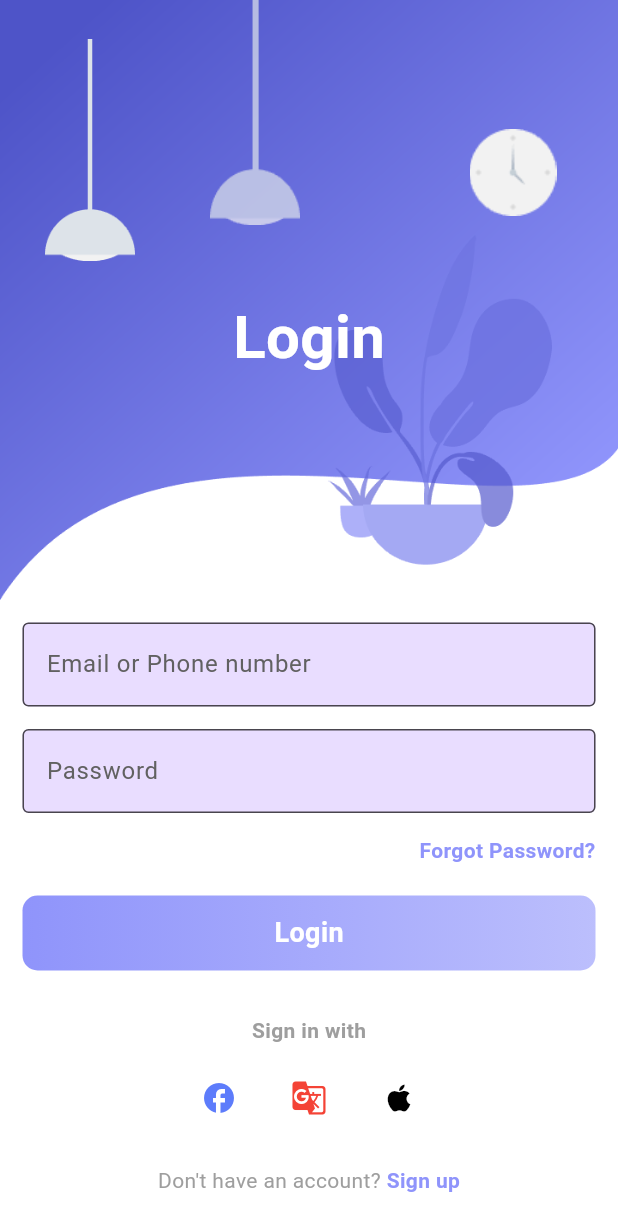
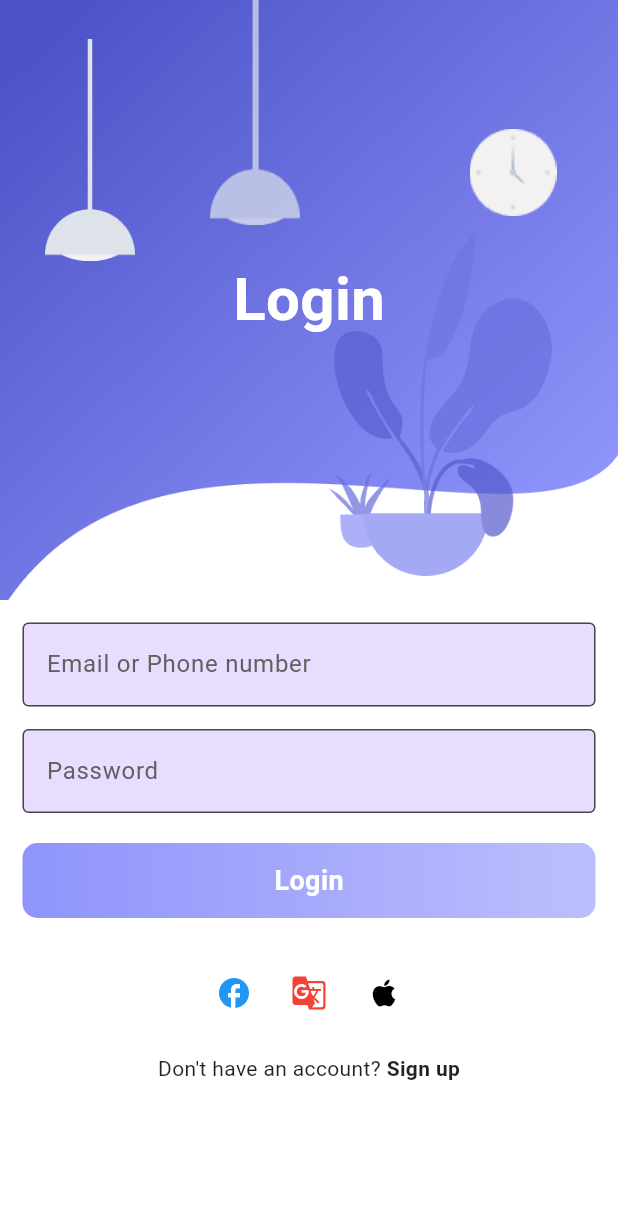
Before and after one commit to lailanabill/mobileproject, a Flutter app: the SignInPage screen opened by its route, on a phone screen of 412 x 824 dp. Shown: the top 1231 px of the screen. Run offline on Flutter 3.47's test engine with Material 3 defaults, Android fonts, the phone set to English and light mode, and no system bars; our stand-ins replace animate_do, file_picker, flutter_dotenv, permission_handler, speech_to_text, sqflite and 1 more; missing offline and left inert: animated_introduction, mailer; accounts and stored records are empty.

Commit message:
sign in mvc to widgets

```diff
--- a/reqbot/lib/main.dart
+++ b/reqbot/lib/main.dart
@@ -5,7 +5,7 @@ import 'package:flutter_dotenv/flutter_dotenv.dart'; // Added for dotenv functio
 import 'package:reqbot/screens/mail_page.dart';
 import 'package:reqbot/providers/favorites_provider.dart';
 import 'screens/record.dart';
-import 'screens/sign_in_page.dart';
+import 'views/screens/sign_in_page.dart';
 import 'screens/sign_up_page.dart';
 import 'views/screens/welcome_page.dart';
 import 'screens/home_screen.dart';
--- a/reqbot/lib/screens/sign_in_page.dart
+++ /dev/null
@@ -1,289 +0,0 @@
-import 'package:flutter/material.dart';
-import 'package:animate_do/animate_do.dart';
-import 'package:reqbot/controllers/signin_controller.dart';
-
-class SignInPage extends StatefulWidget {
-  const SignInPage({super.key});
-
-  @override
-  State<SignInPage> createState() => _SignInPageState();
-}
-
-class _SignInPageState extends State<SignInPage> {
-  final _formKey = GlobalKey<FormState>();
-  final SignInController controller = SignInController();
-
-  @override
-  Widget build(BuildContext context) {
-    return Scaffold(
-      resizeToAvoidBottomInset: true,
-      backgroundColor: Colors.white,
-      body: LayoutBuilder(
-        builder: (context, constraints) {
-          // For small screens, increase padding and margins
-          double padding = constraints.maxWidth < 600 ? 15.0 : 30.0;
-          double textSize = constraints.maxWidth < 600 ? 18.0 : 20.0;
-          double logoSize = constraints.maxWidth < 600 ? 60.0 : 100.0;
-
-          return SingleChildScrollView(
-            child: Column(
-              children: <Widget>[
-                _buildHeader(logoSize),
-                Padding(
-                  padding: EdgeInsets.all(padding),
-                  child: Form(
-                    key: _formKey,
-                    child: Column(
-                      children: <Widget>[
-                        _buildTextField(
-                          controller: controller.emailController,
-                          hintText: "Email or Phone number",
-                          validator: controller.validateEmail,
-                        ),
-                        SizedBox(height: 15),
-                        _buildTextField(
-                          controller: controller.passwordController,
-                          hintText: "Password",
-                          obscureText: true,
-                          validator: controller.validatePassword,
-                        ),
-                        SizedBox(height: 15),
-                        _buildForgotPassword(),
-                        SizedBox(height: 20),
-                        _buildLoginButton(context, textSize),
-                        SizedBox(height: 30),
-                        _buildSocialLoginOptions(),
-                        SizedBox(height: 20),
-                        _buildSignUpOption(context),
-                      ],
-                    ),
-                  ),
-                ),
-              ],
-            ),
-          );
-        },
-      ),
-    );
-  }
-
-  Widget _buildHeader(double logoSize) {
-    return Container(
-      height: 400,
-      decoration: BoxDecoration(
-        image: DecorationImage(
-          image: AssetImage('assets/images/background.png'),
-          fit: BoxFit.fill,
-        ),
-      ),
-      child: Stack(
-        children: <Widget>[
-          Positioned(
-            left: 30,
-            width: logoSize,
-            height: 200,
-            child: FadeInUp(
-              duration: Duration(seconds: 1),
-              child: Container(
-                decoration: BoxDecoration(
-                  image: DecorationImage(
-                    image: AssetImage('assets/images/light-1.png'),
-                  ),
-                ),
-              ),
-            ),
-          ),
-          Positioned(
-            left: 140,
-            width: logoSize,
-            height: 150,
-            child: FadeInUp(
-              duration: Duration(milliseconds: 1200),
-              child: Container(
-                decoration: BoxDecoration(
-                  image: DecorationImage(
-                    image: AssetImage('assets/images/light-2.png'),
-                  ),
-                ),
-              ),
-            ),
-          ),
-          Positioned(
-            right: 40,
-            top: 40,
-            width: logoSize,
-            height: 150,
-            child: FadeInUp(
-              duration: Duration(milliseconds: 1300),
-              child: Container(
-                decoration: BoxDecoration(
-                  image: DecorationImage(
-                    image: AssetImage('assets/images/clock.png'),
-                  ),
-                ),
-              ),
-            ),
-          ),
-          Positioned(
-            child: FadeInUp(
-              duration: Duration(milliseconds: 1600),
-              child: Container(
-                margin: EdgeInsets.only(top: 50),
-                child: Center(
-                  child: Text(
-                    "Login",
-                    style: TextStyle(
-                      color: Colors.white,
-                      fontSize: 40,
-                      fontWeight: FontWeight.bold,
-                    ),
-                  ),
-                ),
-              ),
-            ),
-          ),
-        ],
-      ),
-    );
-  }
-
-  Widget _buildTextField({
-    required TextEditingController controller,
-    required String hintText,
-    bool obscureText = false,
-    String? Function(String?)? validator,
-  }) {
-    return TextFormField(
-      controller: controller,
-      obscureText: obscureText,
-      decoration: InputDecoration(
-        hintText: hintText,
-        border: OutlineInputBorder(),
-        hintStyle: TextStyle(color: Colors.grey[700]),
-      ),
-      validator: validator,
-    );
-  }
-
-  Widget _buildForgotPassword() {
-    return GestureDetector(
-      onTap: () {
-        // Implement Forgot Password logic
-      },
-      child: Align(
-        alignment: Alignment.centerRight,
-        child: Text(
-          "Forgot Password?",
-          style: TextStyle(
-            color: Color.fromRGBO(143, 148, 251, 1),
-            fontWeight: FontWeight.bold,
-          ),
-        ),
-      ),
-    );
-  }
-
-  Widget _buildLoginButton(BuildContext context, double textSize) {
-    return GestureDetector(
-      onTap: () {
-        if (_formKey.currentState?.validate() ?? false) {
-          controller.login(context);
-        }
-      },
-      child: Container(
-        height: 50,
-        decoration: BoxDecoration(
-          borderRadius: BorderRadius.circular(10),
-          gradient: LinearGradient(
-            colors: [
-              Color.fromRGBO(143, 148, 251, 1),
-              Color.fromRGBO(143, 148, 251, .6),
-            ],
-          ),
-        ),
-        child: Center(
-          child: Text(
-            "Login",
-            style: TextStyle(
-              color: Colors.white,
-              fontWeight: FontWeight.bold,
-              fontSize: textSize, // Responsive text size
-            ),
-          ),
-        ),
-      ),
-    );
-  }
-
-  Widget _buildSocialLoginOptions() {
-    return Column(
-      children: [
-        Text(
-          "Sign in with",
-          style: TextStyle(
-            color: Colors.grey,
-            fontWeight: FontWeight.bold,
-          ),
-        ),
-        SizedBox(height: 10),
-        Row(
-          mainAxisAlignment: MainAxisAlignment.center,
-          children: [
-            CircleAvatar(
-              radius: 25,
-              backgroundColor: Colors.white,
-              child: Icon(
-                Icons.facebook,
-                color: Color(0xFF5D7CFB),
-              ),
-            ),
-            SizedBox(width: 10),
-            CircleAvatar(
-              radius: 25,
-              backgroundColor: Colors.white,
-              child: Icon(
-                Icons.g_translate,
-                color: Colors.red,
-              ),
-            ),
-            SizedBox(width: 10),
-            CircleAvatar(
-              radius: 25,
-              backgroundColor: Colors.white,
-              child: Icon(
-                Icons.apple,
-                color: Colors.black,
-              ),
-            ),
-          ],
-        ),
-      ],
-    );
-  }
-
-  Widget _buildSignUpOption(BuildContext context) {
-    return GestureDetector(
-      onTap: () {
-        Navigator.pushNamed(context, '/sign-up');
-      },
-      child: Text.rich(
-        TextSpan(
-          text: "Don't have an account? ",
-          style: TextStyle(
-            color: Colors.grey,
-            fontSize: 14,
-          ),
-          children: [
-            TextSpan(
-              text: "Sign up",
-              style: TextStyle(
-                color: Color.fromRGBO(143, 148, 251, 1),
-                fontWeight: FontWeight.bold,
-              ),
-            ),
-          ],
-        ),
-      ),
-    );
-  }
-}
--- a/reqbot/lib/services/auth/auth_gate.dart
+++ b/reqbot/lib/services/auth/auth_gate.dart
@@ -1,6 +1,6 @@
 import 'package:flutter/material.dart';
 import 'package:reqbot/screens/home_screen.dart';
-import 'package:reqbot/screens/sign_in_page.dart';
+import 'package:reqbot/views/screens/sign_in_page.dart';
 import 'package:supabase_flutter/supabase_flutter.dart';
 
 class AuthGate extends StatelessWidget {
--- /dev/null
+++ b/reqbot/lib/views/screens/sign_in_page.dart
@@ -0,0 +1,71 @@
+import 'package:flutter/material.dart';
+import 'package:reqbot/controllers/signin_controller.dart';
+import '../widgets/sign_in_header.dart';
+import '../widgets/custom_text_field.dart';
+import '../widgets/login_button.dart';
+import '../widgets/social_login_buttons.dart';
+import '../widgets/sign_up_option.dart';
+
+class SignInPage extends StatefulWidget {
+  const SignInPage({super.key});
+
+  @override
+  State<SignInPage> createState() => _SignInPageState();
+}
+
+class _SignInPageState extends State<SignInPage> {
+  final _formKey = GlobalKey<FormState>();
+  final SignInController controller = SignInController();
+
+  @override
+  Widget build(BuildContext context) {
+    return Scaffold(
+      backgroundColor: Colors.white,
+      body: LayoutBuilder(
+        builder: (context, constraints) {
+          final double padding = constraints.maxWidth < 600 ? 15.0 : 30.0;
+          final double logoSize = constraints.maxWidth < 600 ? 60.0 : 100.0;
+
+          return SingleChildScrollView(
+            child: Column(
+              children: [
+                SignInHeader(logoSize: logoSize),
+                Padding(
+                  padding: EdgeInsets.all(padding),
+                  child: Form(
+                    key: _formKey,
+                    child: Column(
+                      children: [
+                        CustomTextField(
+                          controller: controller.emailController,
+                          hintText: "Email or Phone number",
+                          validator: controller.validateEmail,
+                        ),
+                        const SizedBox(height: 15),
+                        CustomTextField(
+                          controller: controller.passwordController,
+                          hintText: "Password",
+                          obscureText: true,
+                          validator: controller.validatePassword,
+                        ),
+                        const SizedBox(height: 20),
+                        LoginButton(
+                          formKey: _formKey,
+                          controller: controller,
+                        ),
+                        const SizedBox(height: 30),
+                        const SocialLoginButtons(),
+                        const SizedBox(height: 20),
+                        const SignUpOption(),
+                      ],
+                    ),
+                  ),
+                ),
+              ],
+            ),
+          );
+        },
+      ),
+    );
+  }
+}
--- /dev/null
+++ b/reqbot/lib/views/widgets/custom_text_field.dart
@@ -0,0 +1,30 @@
+import 'package:flutter/material.dart';
+
+class CustomTextField extends StatelessWidget {
+  final TextEditingController controller;
+  final String hintText;
+  final bool obscureText;
+  final String? Function(String?)? validator;
+
+  const CustomTextField({
+    Key? key,
+    required this.controller,
+    required this.hintText,
+    this.obscureText = false,
+    this.validator,
+  }) : super(key: key);
+
+  @override
+  Widget build(BuildContext context) {
+    return TextFormField(
+      controller: controller,
+      obscureText: obscureText,
+      decoration: InputDecoration(
+        hintText: hintText,
+        border: const OutlineInputBorder(),
+        hintStyle: TextStyle(color: Colors.grey[700]),
+      ),
+      validator: validator,
+    );
+  }
+}
--- /dev/null
+++ b/reqbot/lib/views/widgets/login_button.dart
@@ -0,0 +1,46 @@
+import 'package:flutter/material.dart';
+import 'package:reqbot/controllers/signin_controller.dart';
+
+class LoginButton extends StatelessWidget {
+  final GlobalKey<FormState> formKey;
+  final SignInController controller;
+
+  const LoginButton({
+    Key? key,
+    required this.formKey,
+    required this.controller,
+  }) : super(key: key);
+
+  @override
+  Widget build(BuildContext context) {
+    return GestureDetector(
+      onTap: () {
+        if (formKey.currentState?.validate() ?? false) {
+          controller.login(context);
+        }
+      },
+      child: Container(
+        height: 50,
+        decoration: BoxDecoration(
+          borderRadius: BorderRadius.circular(10),
+          gradient: const LinearGradient(
+            colors: [
+              Color.fromRGBO(143, 148, 251, 1),
+              Color.fromRGBO(143, 148, 251, .6),
+            ],
+          ),
+        ),
+        child: const Center(
+          child: Text(
+            "Login",
+            style: TextStyle(
+              color: Colors.white,
+              fontWeight: FontWeight.bold,
+              fontSize: 18, // Responsive text size if needed
+            ),
+          ),
+        ),
+      ),
+    );
+  }
+}
--- /dev/null
+++ b/reqbot/lib/views/widgets/sign_in_header.dart
@@ -0,0 +1,65 @@
+import 'package:flutter/material.dart';
+import 'package:animate_do/animate_do.dart';
+
+class SignInHeader extends StatelessWidget {
+  final double logoSize;
+
+  const SignInHeader({Key? key, required this.logoSize}) : super(key: key);
+
+  @override
+  Widget build(BuildContext context) {
+    return Container(
+      height: 400,
+      decoration: const BoxDecoration(
+        image: DecorationImage(
+          image: AssetImage('assets/images/background.png'),
+          fit: BoxFit.cover,
+        ),
+      ),
+      child: Stack(
+        children: [
+          Positioned(
+            left: 30,
+            width: logoSize,
+            height: 200,
+            child: FadeInUp(
+              child: Image.asset('assets/images/light-1.png'),
+            ),
+          ),
+          Positioned(
+            left: 140,
+            width: logoSize,
+            height: 150,
+            child: FadeInUp(
+              delay: const Duration(milliseconds: 200),
+              child: Image.asset('assets/images/light-2.png'),
+            ),
+          ),
+          Positioned(
+            right: 40,
+            top: 40,
+            width: logoSize,
+            height: 150,
+            child: FadeInUp(
+              delay: const Duration(milliseconds: 400),
+              child: Image.asset('assets/images/clock.png'),
+            ),
+          ),
+          Center(
+            child: FadeInUp(
+              delay: const Duration(milliseconds: 600),
+              child: const Text(
+                "Login",
+                style: TextStyle(
+                  color: Colors.white,
+                  fontSize: 40,
+                  fontWeight: FontWeight.bold,
+                ),
+              ),
+            ),
+          ),
+        ],
+      ),
+    );
+  }
+}
--- /dev/null
+++ b/reqbot/lib/views/widgets/sign_up_option.dart
@@ -0,0 +1,23 @@
+import 'package:flutter/material.dart';
+
+class SignUpOption extends StatelessWidget {
+  const SignUpOption({Key? key}) : super(key: key);
+
+  @override
+  Widget build(BuildContext context) {
+    return GestureDetector(
+      onTap: () => Navigator.pushNamed(context, '/sign-up'),
+      child: const Text.rich(
+        TextSpan(
+          text: "Don't have an account? ",
+          children: [
+            TextSpan(
+              text: "Sign up",
+              style: TextStyle(fontWeight: FontWeight.bold),
+            ),
+          ],
+        ),
+      ),
+    );
+  }
+}
--- /dev/null
+++ b/reqbot/lib/views/widgets/social_login_buttons.dart
@@ -0,0 +1,26 @@
+import 'package:flutter/material.dart';
+
+class SocialLoginButtons extends StatelessWidget {
+  const SocialLoginButtons({Key? key}) : super(key: key);
+
+  @override
+  Widget build(BuildContext context) {
+    return Row(
+      mainAxisAlignment: MainAxisAlignment.center,
+      children: [
+        _socialIcon(Icons.facebook, Colors.blue),
+        const SizedBox(width: 10),
+        _socialIcon(Icons.g_translate, Colors.red),
+        const SizedBox(width: 10),
+        _socialIcon(Icons.apple, Colors.black),
+      ],
+    );
+  }
+
+  Widget _socialIcon(IconData icon, Color color) {
+    return CircleAvatar(
+      backgroundColor: Colors.white,
+      child: Icon(icon, color: color),
+    );
+  }
+}
```
Also changed, not shown: 1 other file.
